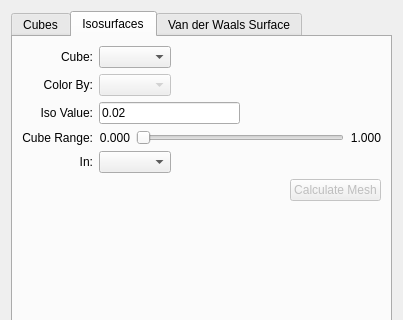
The window that libavogadro/src/extensions/orbitaldialog.ui (cryos/avogadro) describes before a commit, drawn with Qt 5; both pictures show x 0 to 403 and y 0 to 320 of the 403 by 530 pixel window.
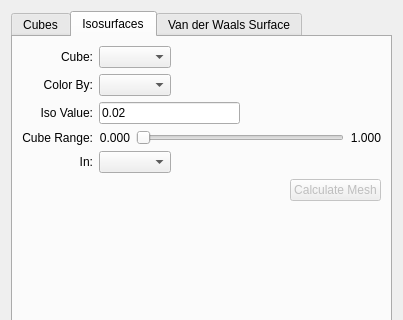
The same window after the commit. The open tabs and pages were chosen to show the change.

```diff
--- a/libavogadro/src/extensions/orbitaldialog.ui
+++ b/libavogadro/src/extensions/orbitaldialog.ui
@@ -453,9 +453,9 @@
        <item row="1" column="1" >
         <layout class="QHBoxLayout" name="horizontalLayout_2" >
          <item>
-          <widget class="QComboBox" name="colorCubeCombo" >
-           <property name="enabled" >
-            <bool>false</bool>
+          <widget class="QComboBox" name="colorCubeCombo">
+           <property name="enabled">
+            <bool>true</bool>
            </property>
           </widget>
          </item>
```
Left out of the diff: 545 changed lines with no effect on the pictures.
